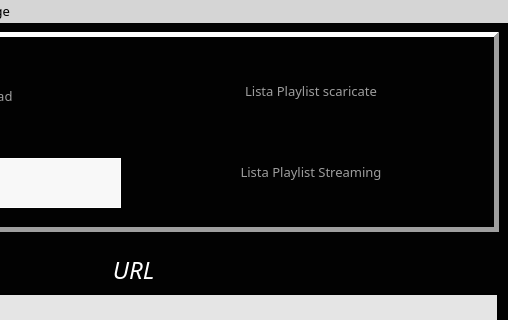
kekfic/mytunefy, file gui/gui_main.ui: the form before one commit; both pictures show x 241 to 749 and y 0 to 320 of the 749 by 775 pixel window.
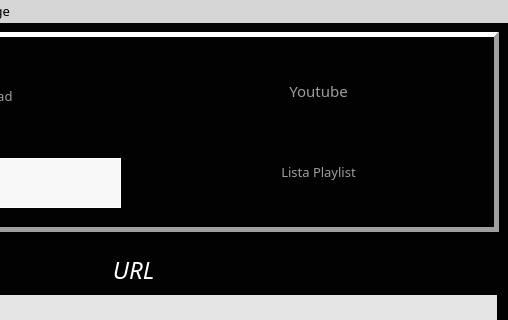
The form after the commit. Icons and pictures are not drawn.

Commit message: youtube dowloader

What changed in the file:
```diff
--- a/gui/gui_main.ui
+++ b/gui/gui_main.ui
@@ -449,6 +449,9 @@
        </item>
        <item>
         <layout class="QVBoxLayout" name="verticalLayout">
+         <property name="leftMargin">
+          <number>15</number>
+         </property>
          <item>
           <widget class="QPushButton" name="pushButton_2">
            <property name="minimumSize">
@@ -459,7 +462,8 @@
            </property>
            <property name="font">
             <font>
-             <pointsize>10</pointsize>
+             <family>Gill Sans MT</family>
+             <pointsize>11</pointsize>
             </font>
            </property>
            <property name="styleSheet">
@@ -492,7 +496,7 @@
 </string>
            </property>
            <property name="text">
-            <string>Lista Playlist scaricate</string>
+            <string>Youtube</string>
            </property>
            <property name="flat">
             <bool>true</bool>
@@ -544,7 +548,7 @@
 </string>
            </property>
            <property name="text">
-            <string>Lista Playlist Streaming</string>
+            <string>Lista Playlist</string>
            </property>
            <property name="flat">
             <bool>true</bool>
```
Left out of the diff: 7 changed lines with no effect on the pictures. The commit also changes 8 other files.
